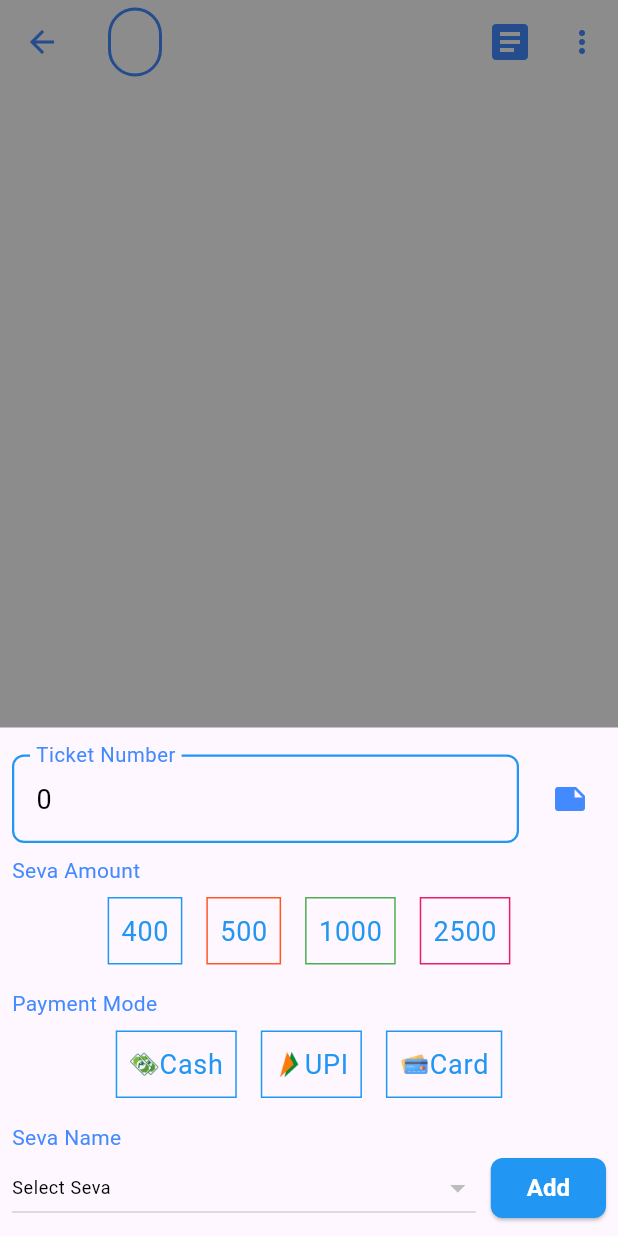
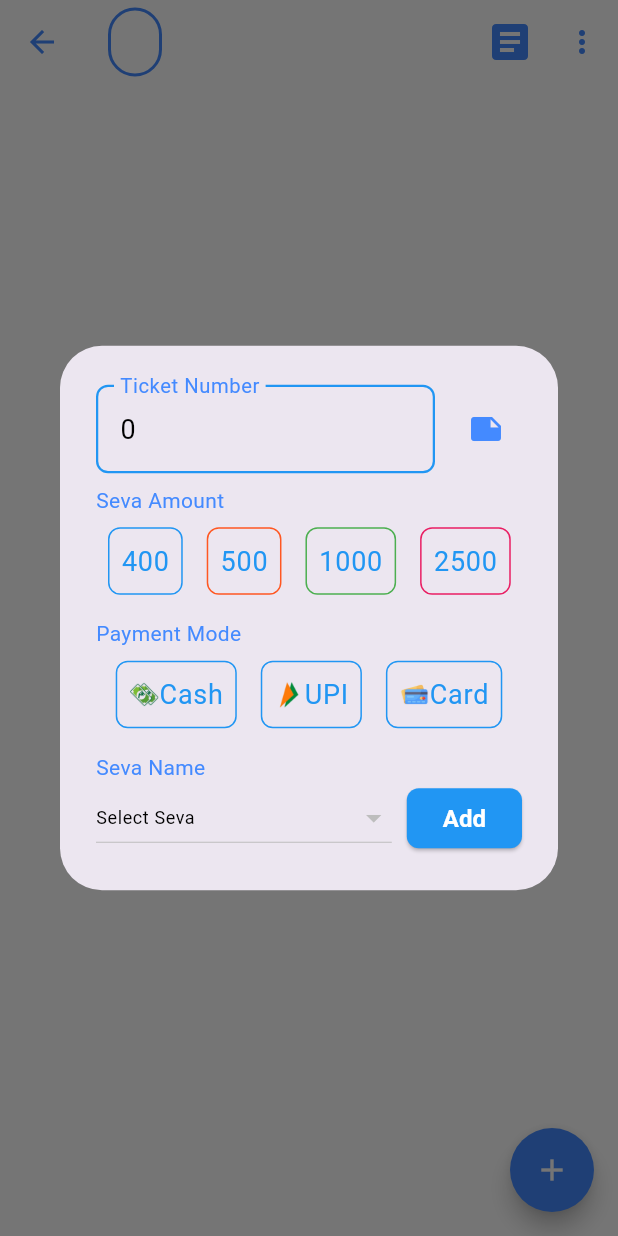
Before and after one commit to jayantadn/vkhillseva, a Flutter app: the TicketPage screen opened directly with empty values, after a tap on the "add" icon, on a phone screen of 412 x 824 dp. Run offline on Flutter 3.47's test engine with Material 3 defaults, Android fonts, the phone set to English and light mode, and no system bars; our stand-ins replace firebase_core, firebase_database, fl_chart, fluttertoast, google_fonts, synchronized; accounts and stored records are empty.

Commit message:
refactor ticket page modal to use AlertDialog with improved state management

```diff
--- a/lib/nitya_seva/ticket_page.dart
+++ b/lib/nitya_seva/ticket_page.dart
@@ -343,21 +343,13 @@ class _TicketPageState extends State<TicketPage> {
     sevaNames = _getSevaNames(amount);
     sevaName = sevaNames.isNotEmpty ? sevaNames[0] : "";
 
-    showGeneralDialog(
+    showDialog(
       context: context,
-      barrierDismissible: true,
-      barrierLabel: MaterialLocalizations.of(context).modalBarrierDismissLabel,
-      barrierColor: Colors.black45,
-      transitionDuration: const Duration(milliseconds: 300),
-      pageBuilder: (BuildContext buildContext, Animation animation,
-          Animation secondaryAnimation) {
-        return Align(
-          alignment: Alignment.bottomCenter,
-          child: Material(
-            child: Container(
-              width: MediaQuery.of(context).size.width,
-              padding: const EdgeInsets.all(8.0),
-              child: SingleChildScrollView(
+      builder: (BuildContext context) {
+        return StatefulBuilder(
+          builder: (BuildContext context, StateSetter setModalState) {
+            return AlertDialog(
+              content: SingleChildScrollView(
                 scrollDirection: Axis.vertical,
                 child: Column(
                   children: [
@@ -404,7 +396,7 @@ class _TicketPageState extends State<TicketPage> {
                               padding: const EdgeInsets.all(8.0),
                               child: GestureDetector(
                                 onTap: () {
-                                  setState(() {
+                                  setModalState(() {
                                     amount = int.parse(seva.keys.first);
                                     filteredTickets = _tickets
                                         .where(
@@ -431,6 +423,7 @@ class _TicketPageState extends State<TicketPage> {
                                     border: Border.all(
                                         color: seva.values.first['color']!
                                             as Color),
+                                    borderRadius: BorderRadius.circular(8.0),
                                   ),
                                   child: Padding(
                                     padding: const EdgeInsets.all(8.0),
@@ -476,7 +469,7 @@ class _TicketPageState extends State<TicketPage> {
                               padding: const EdgeInsets.all(8.0),
                               child: GestureDetector(
                                 onTap: () {
-                                  setState(() {
+                                  setModalState(() {
                                     mode = m;
                                   });
                                 },
@@ -486,6 +479,7 @@ class _TicketPageState extends State<TicketPage> {
                                     color: mode == m
                                         ? primaryColor
                                         : Colors.transparent,
+                                    borderRadius: BorderRadius.circular(8.0),
                                   ),
                                   child: Padding(
                                     padding: const EdgeInsets.all(8.0),
@@ -544,9 +538,7 @@ class _TicketPageState extends State<TicketPage> {
                               );
                             }).toList(),
                             onChanged: (String? newValue) {
-                              setState(() {
-                                sevaName = newValue!;
-                              });
+                              sevaName = newValue!;
                             },
                             hint: Text(
                               "Select Seva",
@@ -644,17 +636,8 @@ class _TicketPageState extends State<TicketPage> {
                   ],
                 ),
               ),
-            ),
-          ),
-        );
-      },
-      transitionBuilder: (context, animation, secondaryAnimation, child) {
-        return SlideTransition(
-          position: Tween<Offset>(
-            begin: Offset(0, 1),
-            end: Offset(0, 0),
-          ).animate(animation),
-          child: child,
+            );
+          },
         );
       },
     );
```
